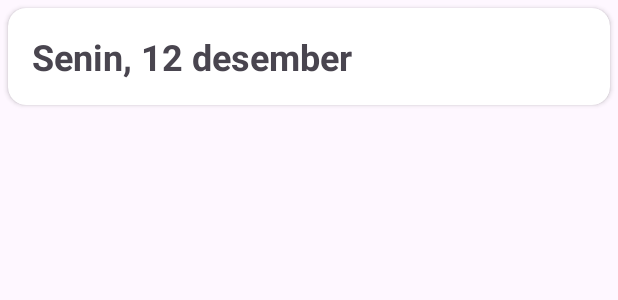
After one commit to TheValeHack/Jadwal-Puasa-Senin-Kamis, an Android app: the layout item_puasa.xml on its own in the app's theme, with its tools: preview values and no code run, on a phone screen of 412 x 824 dp. The commit adds this screen. Shown: the top 300 px of the screen. Run offline under Robolectric (Android 15) with nearby library versions, the phone set to English and light mode, and no system bars.

Commit message:
menggunakan recycler view

```diff
--- /dev/null
+++ b/app/src/main/java/Jadwal.kt
@@ -0,0 +1,5 @@
+data class Jadwal(
+    val type: String = "",
+    val date: String = "",
+    val humanDate: String = ""
+)
--- /dev/null
+++ b/app/src/main/res/layout/item_puasa.xml
@@ -0,0 +1,25 @@
+<?xml version="1.0" encoding="utf-8"?>
+<LinearLayout xmlns:android="http://schemas.android.com/apk/res/android" xmlns:app="http://schemas.android.com/apk/res-auto"
+    android:id="@+id/jadwalItem"
+    android:layout_width="match_parent"
+    android:layout_height="wrap_content"
+    android:orientation="vertical">
+    <androidx.cardview.widget.CardView
+        android:layout_width="match_parent"
+        android:layout_height="wrap_content"
+        app:cardCornerRadius="12dp"
+        android:layout_margin="5dp"
+        app:contentPadding="16dp"
+        android:background="@drawable/input_background"
+        >
+        <TextView
+            android:id="@+id/txt_jadwal"
+            android:layout_width="wrap_content"
+            android:layout_height="wrap_content"
+            android:text="Senin, 12 desember"
+            android:textSize="24sp"
+            android:textStyle="bold"
+            />
+
+    </androidx.cardview.widget.CardView>
+</LinearLayout>
```
Also changed, not shown: app/src/main/java/com/example/puasasunnah/JadwalAdapter.kt (added, +35 -0 lines), app/src/main/java/com/example/puasasunnah/MainActivity.kt (+53 -36 lines), app/src/main/res/layout/activity_main.xml (+6 -5 lines).
